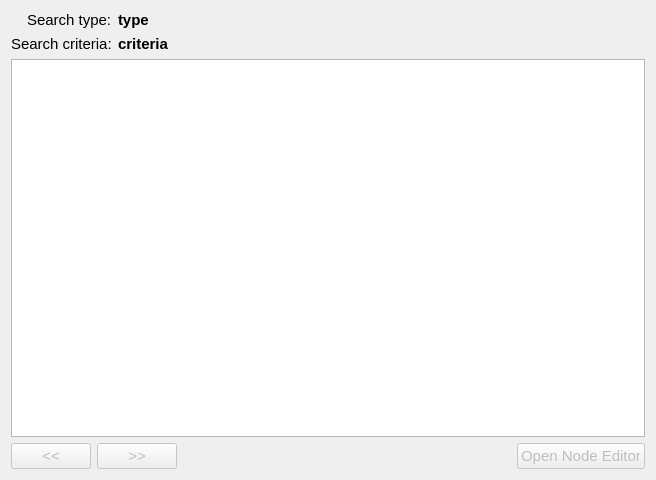
This is ccs/search/searchnoderesult.ui in bisegni/chaosframework as Qt 5 draws it before an edit. The edited form follows.
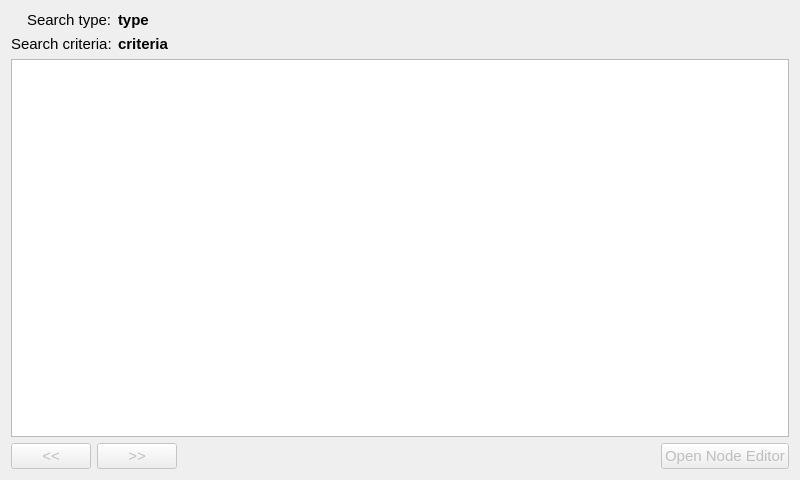
This is the edited form.

Patch:
```diff
--- a/ccs/search/searchnoderesult.ui
+++ b/ccs/search/searchnoderesult.ui
@@ -6,13 +6,13 @@
    <rect>
     <x>0</x>
     <y>0</y>
-    <width>656</width>
+    <width>800</width>
     <height>480</height>
    </rect>
   </property>
   <property name="minimumSize">
    <size>
-    <width>640</width>
+    <width>800</width>
     <height>480</height>
    </size>
   </property>
```
